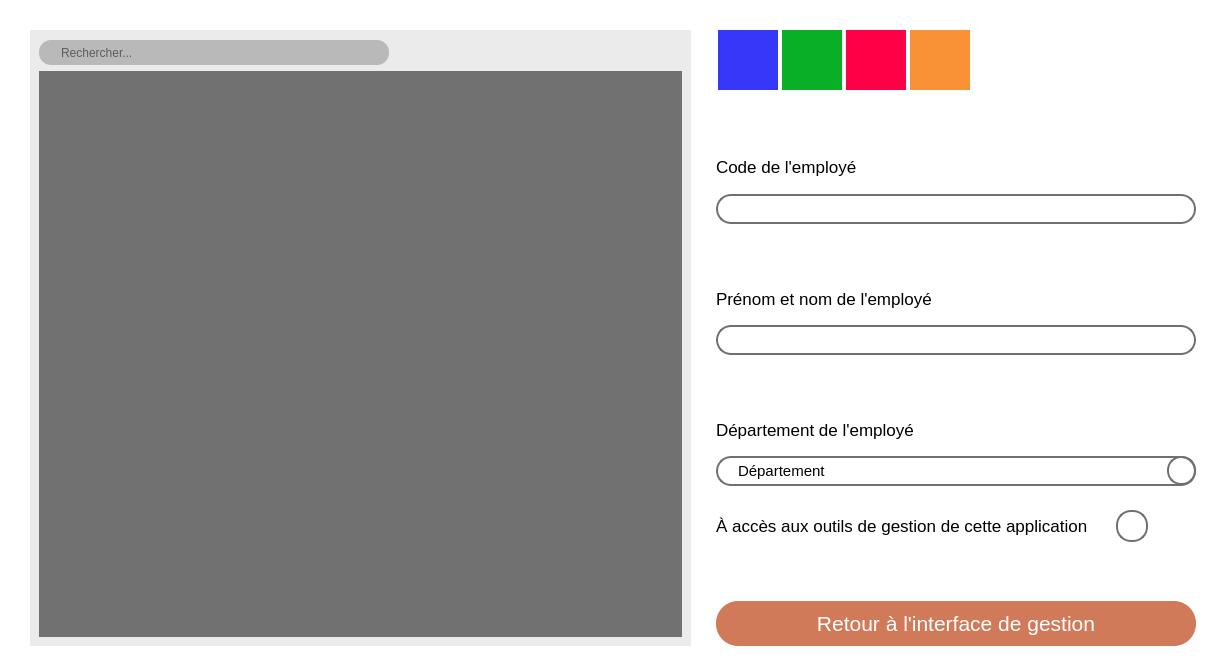
AetherFall/Gestionnaire-Emprunt-Materiel, file PM-GEST/ModificationEmploye.ui: the form before one commit.
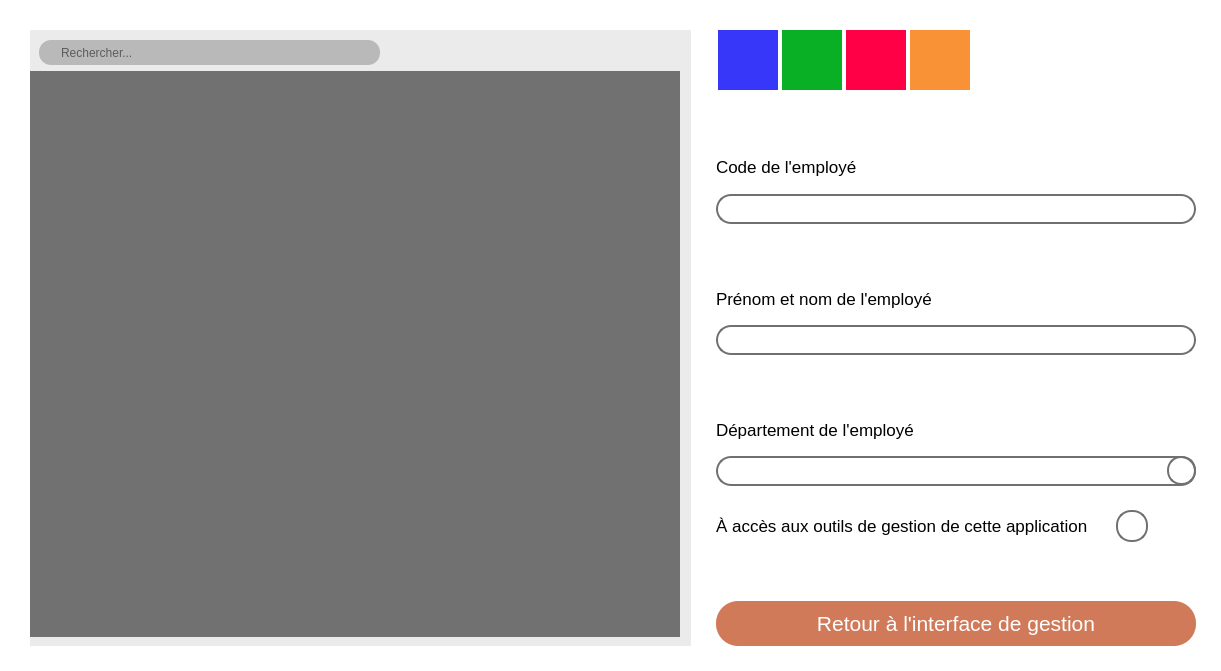
The form after the commit. Icons and pictures are not drawn.

Commit message: Modification majeur & reparation '|'

```diff
--- a/PM-GEST/ModificationEmploye.ui
+++ b/PM-GEST/ModificationEmploye.ui
@@ -50,9 +50,15 @@
 </string>
         </property>
         <layout class="QVBoxLayout" name="verticalLayout_7">
+         <property name="leftMargin">
+          <number>0</number>
+         </property>
          <property name="topMargin">
           <number>10</number>
          </property>
+         <property name="rightMargin">
+          <number>0</number>
+         </property>
          <item>
           <widget class="QLineEdit" name="txfRecherche">
            <property name="minimumSize">
@@ -73,6 +79,7 @@
 	border-radius: 12px;
 	background-color: #B9B9B9;
 	padding-left:20px;
+	margin-left:9px;
 	color:black;
 }</string>
            </property>
@@ -86,6 +93,18 @@
          </item>
          <item>
           <widget class="QTableWidget" name="tblEmploye">
+           <property name="minimumSize">
+            <size>
+             <width>650</width>
+             <height>0</height>
+            </size>
+           </property>
+           <property name="maximumSize">
+            <size>
+             <width>650</width>
+             <height>16777215</height>
+            </size>
+           </property>
            <property name="font">
             <font>
              <pointsize>11</pointsize>
@@ -144,7 +163,7 @@
             <enum>Qt::SolidLine</enum>
            </property>
            <attribute name="horizontalHeaderVisible">
-            <bool>false</bool>
+            <bool>true</bool>
            </attribute>
            <attribute name="horizontalHeaderDefaultSectionSize">
             <number>140</number>
@@ -632,7 +651,7 @@
                    <number>-1</number>
                   </property>
                   <property name="placeholderText">
-                   <string>Département</string>
+                   <string/>
                   </property>
                   <property name="frame">
                    <bool>true</bool>
```
Left out of the diff: 8 changed lines with no effect on the pictures. The commit also changes 78 other files.
